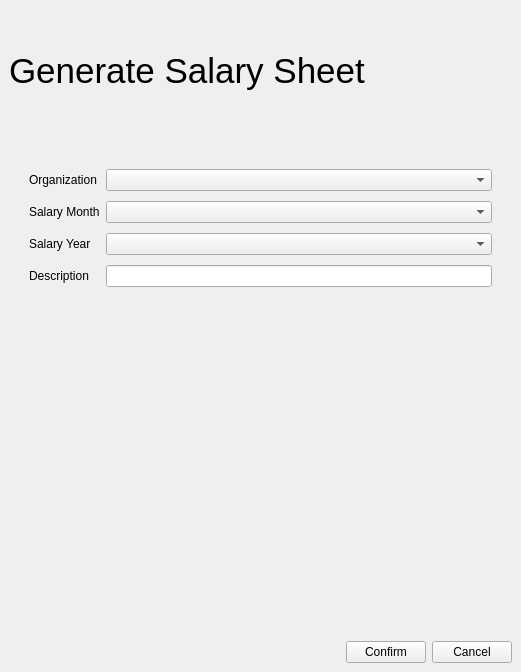
Above: ui/screens/addsalary.ui from ahmedivy/hr-ms before the change. Below: the same form after it.
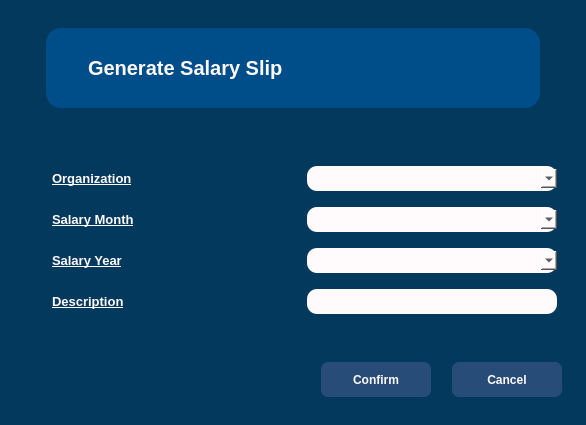
That is the form after the change.

```diff
--- a/ui/screens/addsalary.ui
+++ b/ui/screens/addsalary.ui
@@ -6,13 +6,16 @@
    <rect>
     <x>0</x>
     <y>0</y>
-    <width>521</width>
-    <height>672</height>
+    <width>586</width>
+    <height>425</height>
    </rect>
   </property>
   <property name="windowTitle">
    <string>MainWindow</string>
   </property>
+  <property name="styleSheet">
+   <string notr="true">background-color:#04395e;</string>
+  </property>
   <widget class="QWidget" name="centralwidget">
    <layout class="QHBoxLayout" name="horizontalLayout">
     <item>
@@ -23,7 +26,9 @@
          <widget class="QLabel" name="label">
           <property name="font">
            <font>
-            <pointsize>26</pointsize>
+            <pointsize>-1</pointsize>
+            <italic>false</italic>
+            <bold>true</bold>
            </font>
           </property>
           <property name="layoutDirection">
@@ -33,20 +38,30 @@
            <bool>false</bool>
           </property>
           <property name="styleSheet">
-           <string notr="true">text-align: center</string>
+           <string notr="true">font-size: 20px;
+background-color: #004e89;
+color:#FFFAFB;
+font:bold;
+border-radius:15px;
+padding: 0 auto;
+margin: 0 20px;
+max-height:80px;
+max-width:420px;
+text-transform:uppercase;
+
+
+
+</string>
           </property>
           <property name="text">
-           <string>Generate Salary Sheet</string>
+           <string>Generate Salary Slip</string>
           </property>
          </widget>
         </item>
        </layout>
       </item>
       <item>
-       <layout class="QFormLayout" name="formLayout">
-        <property name="verticalSpacing">
-         <number>10</number>
-        </property>
+       <layout class="QGridLayout" name="gridLayout">
         <property name="leftMargin">
          <number>20</number>
         </property>
@@ -59,45 +74,113 @@
         <property name="bottomMargin">
          <number>20</number>
         </property>
+        <property name="verticalSpacing">
+         <number>10</number>
+        </property>
         <item row="0" column="0">
          <widget class="QLabel" name="label_2">
+          <property name="styleSheet">
+           <string notr="true">font:bold;
+color: #FFFAFB;
+text-transform:uppercase;
+text-decoration:underline;
+font-size:13px;
+margin: 0 20px;</string>
+          </property>
           <property name="text">
            <string>Organization</string>
           </property>
          </widget>
         </item>
+        <item row="0" column="1">
+         <widget class="QComboBox" name="orgField">
+          <property name="styleSheet">
+           <string notr="true">margin: 3px 0;
+border-radius:10px;
+max-width:250px;
+height: 25px;
+background-color:#FFFAFB;
+</string>
+          </property>
+         </widget>
+        </item>
         <item row="1" column="0">
          <widget class="QLabel" name="label_3">
+          <property name="styleSheet">
+           <string notr="true">font:bold;
+color: #FFFAFB;
+text-transform:uppercase;
+text-decoration:underline;
+font-size:13px;
+margin: 0 20px;</string>
+          </property>
           <property name="text">
            <string>Salary Month</string>
           </property>
          </widget>
         </item>
+        <item row="1" column="1">
+         <widget class="QComboBox" name="monthField">
+          <property name="styleSheet">
+           <string notr="true">margin: 3px 0;
+border-radius:10px;
+max-width:250px;
+height: 25px;
+background-color:#FFFAFB;</string>
+          </property>
+         </widget>
+        </item>
         <item row="2" column="0">
          <widget class="QLabel" name="label_4">
+          <property name="styleSheet">
+           <string notr="true">font:bold;
+color: #FFFAFB;
+text-transform:uppercase;
+text-decoration:underline;
+font-size:13px;
+margin: 0 20px;</string>
+          </property>
           <property name="text">
            <string>Salary Year</string>
           </property>
          </widget>
         </item>
+        <item row="2" column="1">
+         <widget class="QComboBox" name="yearField">
+          <property name="styleSheet">
+           <string notr="true">margin: 3px 0;
+border-radius:10px;
+max-width:250px;
+height: 25px;
+background-color:#FFFAFB;</string>
+          </property>
+         </widget>
+        </item>
         <item row="3" column="0">
          <widget class="QLabel" name="label_5">
+          <property name="styleSheet">
+           <string notr="true">font:bold;
+color: #FFFAFB;
+text-transform:uppercase;
+text-decoration:underline;
+font-size:13px;
+margin: 0 20px;</string>
+          </property>
           <property name="text">
            <string>Description</string>
           </property>
          </widget>
         </item>
         <item row="3" column="1">
-         <widget class="QLineEdit" name="descField"/>
-        </item>
-        <item row="1" column="1">
-         <widget class="QComboBox" name="monthField"/>
-        </item>
-        <item row="2" column="1">
-         <widget class="QComboBox" name="yearField"/>
-        </item>
-        <item row="0" column="1">
-         <widget class="QComboBox" name="orgField"/>
+         <widget class="QLineEdit" name="descField">
+          <property name="styleSheet">
+           <string notr="true">margin: 3px 0;
+border-radius:10px;
+max-width:250px;
+height: 25px;
+background-color:#FFFAFB;</string>
+          </property>
+         </widget>
         </item>
        </layout>
       </item>
@@ -118,6 +201,27 @@
         </item>
         <item>
          <widget class="QPushButton" name="confirmButton">
+          <property name="styleSheet">
+           <string notr="true">QPushButton{
+background-color: #274c77;
+color:#FFFAFB;
+font:bold;
+padding: 5px;
+border-radius:7px;
+width: 100px;
+margin-right:15px;
+height: 25px;
+}
+
+QPushButton:hover {
+  background-color: #4cc9f0;
+  color:black;
+font:bold;
+padding: 5px;
+border-radius:7px;
+}
+</string>
+          </property>
           <property name="text">
            <string>Confirm</string>
           </property>
@@ -125,6 +229,27 @@
         </item>
         <item>
          <widget class="QPushButton" name="cancelButton">
+          <property name="styleSheet">
+           <string notr="true">QPushButton{
+background-color: #274c77;
+color:#FFFAFB;
+font:bold;
+padding: 5px;
+border-radius:7px;
+width: 100px;
+margin-right:15px;
+height: 25px;
+}
+
+QPushButton:hover {
+  background-color: #4cc9f0;
+  color:black;
+font:bold;
+padding: 5px;
+border-radius:7px;
+}
+</string>
+          </property>
           <property name="text">
            <string>Cancel</string>
           </property>
```
